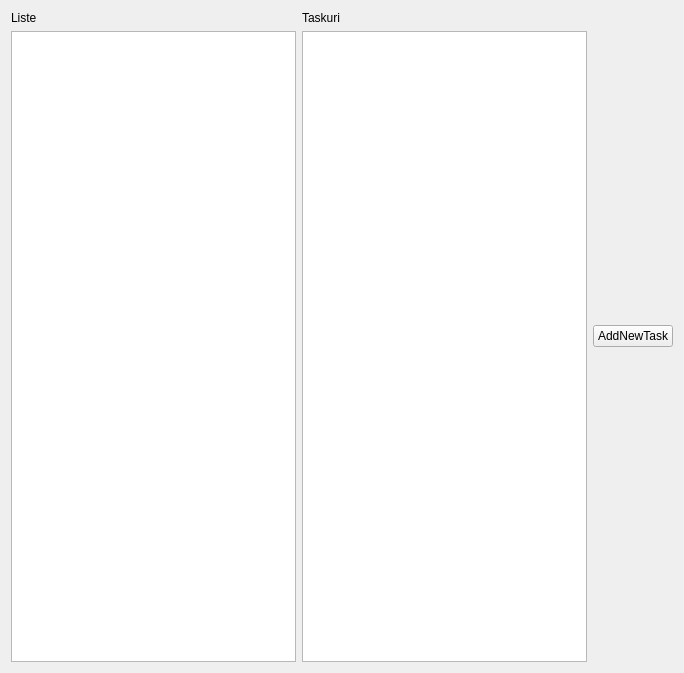
TarcaAndrei/NotesApp, file Presentation/MainWidget.ui: the form before one commit.
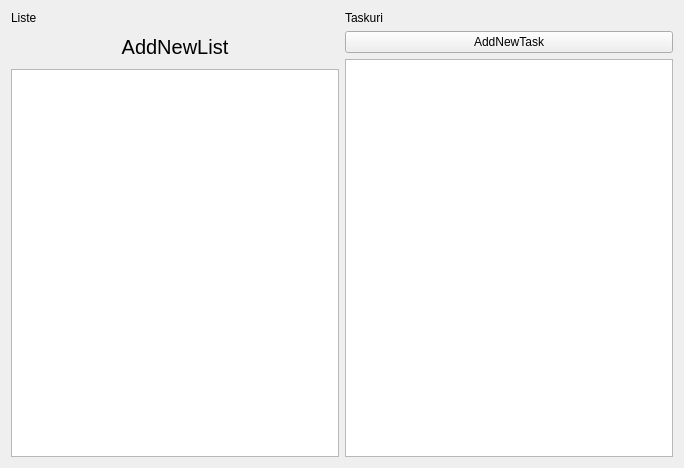
The form after the commit. Icons and pictures are not drawn.

```diff
--- a/Presentation/MainWidget.ui
+++ b/Presentation/MainWidget.ui
@@ -7,7 +7,7 @@
     <x>0</x>
     <y>0</y>
     <width>684</width>
-    <height>673</height>
+    <height>468</height>
    </rect>
   </property>
   <property name="windowTitle">
@@ -24,7 +24,40 @@
       </widget>
      </item>
      <item>
-      <widget class="QListView" name="listView"/>
+      <widget class="QPushButton" name="addnewList">
+       <property name="font">
+        <font>
+         <pointsize>15</pointsize>
+        </font>
+       </property>
+       <property name="text">
+        <string>AddNewList</string>
+       </property>
+       <property name="icon">
+        <iconset theme="application-exit"/>
+       </property>
+       <property name="autoDefault">
+        <bool>false</bool>
+       </property>
+       <property name="flat">
+        <bool>true</bool>
+       </property>
+      </widget>
+     </item>
+     <item>
+      <widget class="QListView" name="listView">
+       <property name="font">
+        <font>
+         <pointsize>16</pointsize>
+        </font>
+       </property>
+       <property name="autoFillBackground">
+        <bool>false</bool>
+       </property>
+       <property name="sizeAdjustPolicy">
+        <enum>QAbstractScrollArea::AdjustToContents</enum>
+       </property>
+      </widget>
      </item>
     </layout>
    </item>
@@ -38,19 +71,21 @@
       </widget>
      </item>
      <item>
-      <widget class="QListView" name="listView_2"/>
-     </item>
-    </layout>
-   </item>
-   <item>
-    <layout class="QGridLayout" name="gridLayout">
-     <item row="0" column="0">
       <widget class="QPushButton" name="add_new_task_button">
        <property name="text">
         <string>AddNewTask</string>
        </property>
       </widget>
      </item>
+     <item>
+      <widget class="QListView" name="listView_2">
+       <property name="font">
+        <font>
+         <pointsize>15</pointsize>
+        </font>
+       </property>
+      </widget>
+     </item>
     </layout>
    </item>
   </layout>
```
Left out of the diff: 3 changed lines with no effect on the pictures.
